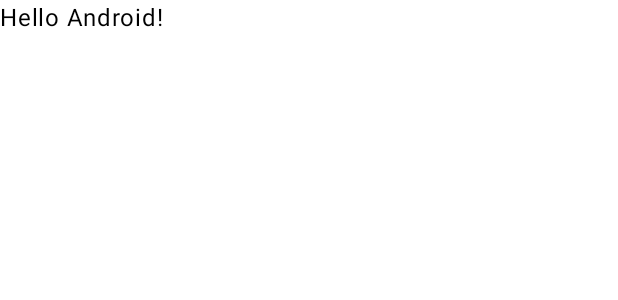
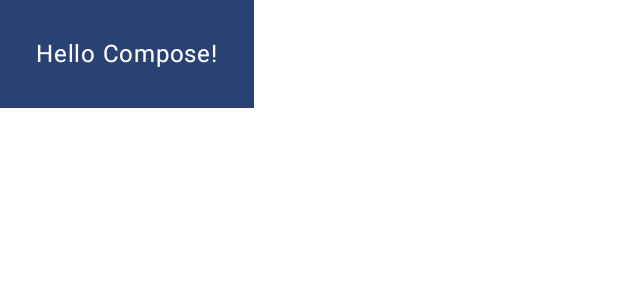
Before and after one commit to islamarr/MVVM_RxJava_Koin, an Android app built with Jetpack Compose: the @Preview function DefaultPreview, on a phone screen of 412 x 824 dp. Shown: the top 300 px of the screen. Run offline under Robolectric (Android 15) with nearby library versions, the phone set to English and light mode, and no system bars.

Commit message:
Try modifier

```diff
--- a/app/src/main/java/com/islam/music/MainActivity.kt
+++ b/app/src/main/java/com/islam/music/MainActivity.kt
@@ -4,12 +4,14 @@ import android.os.Bundle
 import androidx.activity.ComponentActivity
 import androidx.activity.compose.setContent
 import androidx.compose.foundation.layout.fillMaxSize
+import androidx.compose.foundation.layout.padding
 import androidx.compose.material3.MaterialTheme
 import androidx.compose.material3.Surface
 import androidx.compose.material3.Text
 import androidx.compose.runtime.Composable
 import androidx.compose.ui.Modifier
 import androidx.compose.ui.tooling.preview.Preview
+import androidx.compose.ui.unit.dp
 import com.islam.music.ui.theme.MusicTheme
 
 class MainActivity : ComponentActivity() {
@@ -17,27 +19,33 @@ class MainActivity : ComponentActivity() {
         super.onCreate(savedInstanceState)
         setContent {
             MusicTheme {
-                // A surface container using the 'background' color from the theme
-                Surface(
-                    modifier = Modifier.fillMaxSize(),
-                    color = MaterialTheme.colorScheme.background
-                ) {
-                    Greeting("Android")
-                }
+                MyApp()
             }
         }
     }
 }
 
 @Composable
+private fun MyApp() {
+    Surface(
+        modifier = Modifier.fillMaxSize(),
+        color = MaterialTheme.colorScheme.background
+    ) {
+        Greeting("Android")
+    }
+}
+
+@Composable
 fun Greeting(name: String) {
-    Text(text = "Hello $name!")
+    Surface(color = MaterialTheme.colorScheme.primary) {
+        Text(text = "Hello $name!", modifier = Modifier.padding(24.dp))
+    }
 }
 
 @Preview(showBackground = true)
 @Composable
 fun DefaultPreview() {
     MusicTheme {
-        Greeting("Android")
+        Greeting("Compose")
     }
 }
```
